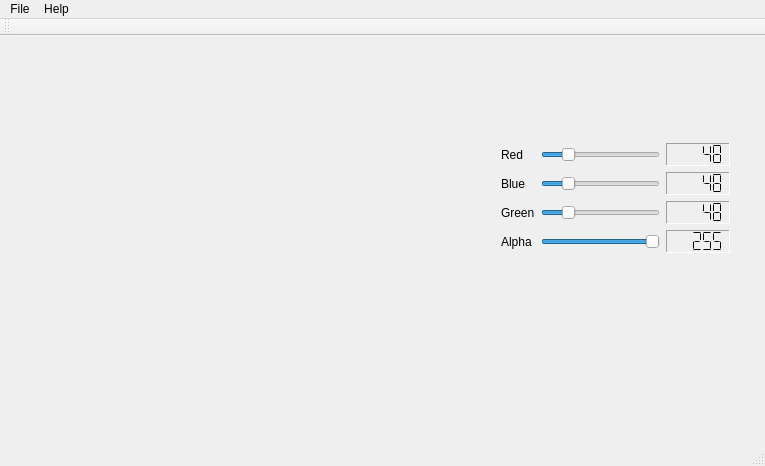
Above: escultor3d_interface/Sculptor/mainwindow.ui from BrenoXFD/escultor3d before the change. Below: the same form after it.
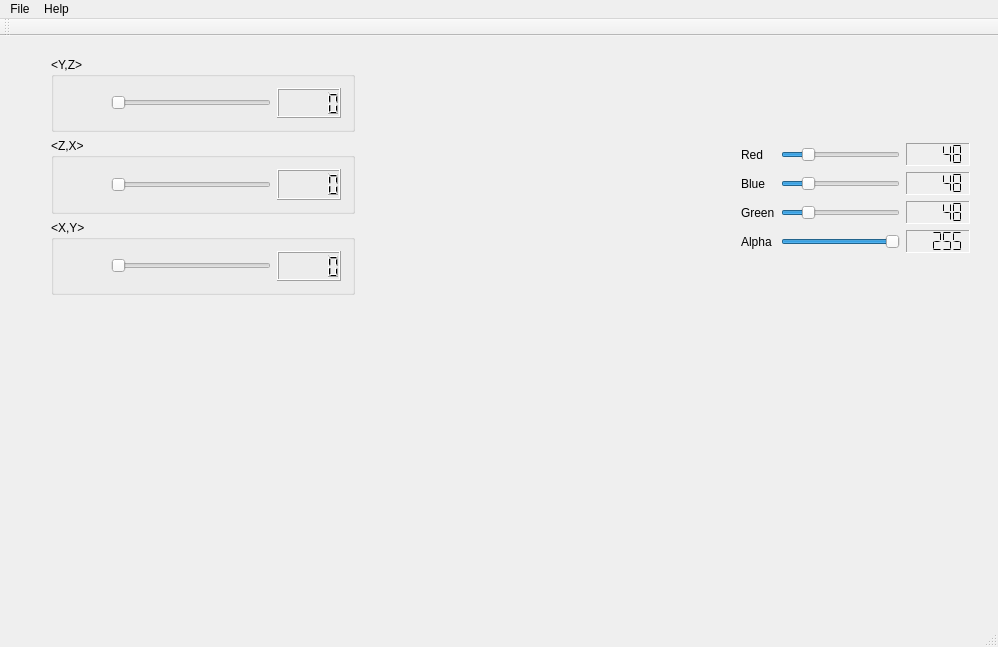
That is the form after the change. Icons and pictures are not drawn. Custom widgets are drawn as their Qt base class.

```diff
--- a/escultor3d_interface/Sculptor/mainwindow.ui
+++ b/escultor3d_interface/Sculptor/mainwindow.ui
@@ -6,8 +6,8 @@
    <rect>
     <x>0</x>
     <y>0</y>
-    <width>765</width>
-    <height>466</height>
+    <width>998</width>
+    <height>647</height>
    </rect>
   </property>
   <property name="windowTitle">
@@ -21,7 +21,7 @@
    <widget class="QWidget" name="layoutWidget">
     <property name="geometry">
      <rect>
-      <x>490</x>
+      <x>730</x>
       <y>10</y>
       <width>251</width>
       <height>218</height>
@@ -190,14 +190,152 @@
      </item>
     </layout>
    </widget>
+   <widget class="QWidget" name="">
+    <property name="geometry">
+     <rect>
+      <x>40</x>
+      <y>10</y>
+      <width>326</width>
+      <height>260</height>
+     </rect>
+    </property>
+    <layout class="QGridLayout" name="gridLayout_2">
+     <item row="0" column="0">
+      <widget class="QGroupBox" name="groupBox">
+       <property name="title">
+        <string>&lt;Y,Z&gt;</string>
+       </property>
+       <layout class="QHBoxLayout" name="horizontalLayout">
+        <item>
+         <widget class="QPushButton" name="pushButton">
+          <property name="text">
+           <string/>
+          </property>
+          <property name="icon">
+           <iconset resource="icons.qrc">
+            <normaloff>:/icons/icons/eixo-x.png</normaloff>:/icons/icons/eixo-x.png</iconset>
+          </property>
+          <property name="iconSize">
+           <size>
+            <width>32</width>
+            <height>32</height>
+           </size>
+          </property>
+          <property name="flat">
+           <bool>true</bool>
+          </property>
+         </widget>
+        </item>
+        <item>
+         <widget class="QSlider" name="horizontalSliderEixoX">
+          <property name="maximum">
+           <number>255</number>
+          </property>
+          <property name="orientation">
+           <enum>Qt::Horizontal</enum>
+          </property>
+         </widget>
+        </item>
+        <item>
+         <widget class="QLCDNumber" name="lcdNumber_5"/>
+        </item>
+       </layout>
+      </widget>
+     </item>
+     <item row="1" column="0">
+      <widget class="QGroupBox" name="groupBox_2">
+       <property name="title">
+        <string>&lt;Z,X&gt;</string>
+       </property>
+       <layout class="QHBoxLayout" name="horizontalLayout_2">
+        <item>
+         <widget class="QPushButton" name="pushButton_2">
+          <property name="text">
+           <string/>
+          </property>
+          <property name="icon">
+           <iconset resource="icons.qrc">
+            <normaloff>:/icons/icons/eixo-y.png</normaloff>:/icons/icons/eixo-y.png</iconset>
+          </property>
+          <property name="iconSize">
+           <size>
+            <width>32</width>
+            <height>32</height>
+           </size>
+          </property>
+          <property name="flat">
+           <bool>true</bool>
+          </property>
+         </widget>
+        </item>
+        <item>
+         <widget class="QSlider" name="horizontalSliderEixoY">
+          <property name="maximum">
+           <number>255</number>
+          </property>
+          <property name="orientation">
+           <enum>Qt::Horizontal</enum>
+          </property>
+         </widget>
+        </item>
+        <item>
+         <widget class="QLCDNumber" name="lcdNumber_6"/>
+        </item>
+       </layout>
+      </widget>
+     </item>
+     <item row="2" column="0">
+      <widget class="QGroupBox" name="groupBox_3">
+       <property name="title">
+        <string>&lt;X,Y&gt;</string>
+       </property>
+       <layout class="QHBoxLayout" name="horizontalLayout_3">
+        <item>
+         <widget class="QPushButton" name="pushButton_3">
+          <property name="text">
+           <string/>
+          </property>
+          <property name="icon">
+           <iconset resource="icons.qrc">
+            <normaloff>:/icons/icons/eixo-z.png</normaloff>:/icons/icons/eixo-z.png</iconset>
+          </property>
+          <property name="iconSize">
+           <size>
+            <width>32</width>
+            <height>32</height>
+           </size>
+          </property>
+          <property name="flat">
+           <bool>true</bool>
+          </property>
+         </widget>
+        </item>
+        <item>
+         <widget class="QSlider" name="horizontalSliderEixoZ">
+          <property name="maximum">
+           <number>255</number>
+          </property>
+          <property name="orientation">
+           <enum>Qt::Horizontal</enum>
+          </property>
+         </widget>
+        </item>
+        <item>
+         <widget class="QLCDNumber" name="lcdNumber_7"/>
+        </item>
+       </layout>
+      </widget>
+     </item>
+    </layout>
+   </widget>
   </widget>
   <widget class="QMenuBar" name="menuBar">
    <property name="geometry">
     <rect>
      <x>0</x>
      <y>0</y>
-     <width>765</width>
-     <height>21</height>
+     <width>998</width>
+     <height>22</height>
     </rect>
    </property>
    <widget class="QMenu" name="menuFile">
```
Left out of the diff: 80 changed lines with no effect on the pictures.
